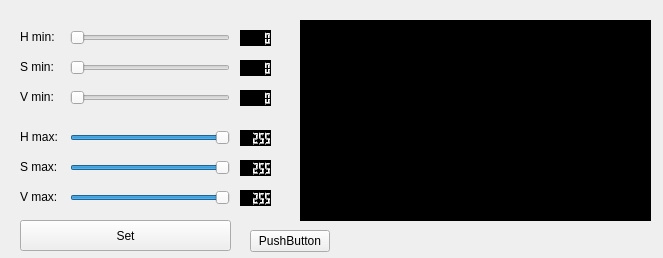
Old version of the form setcolorrange.ui in the repository mateus558/RinoBot-System.
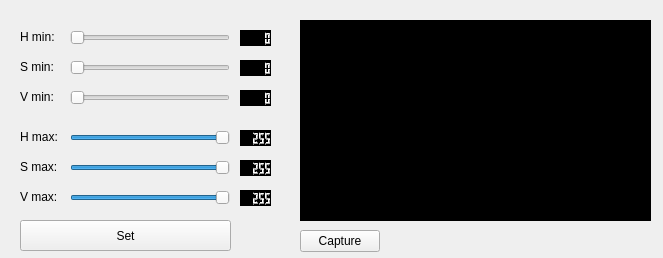
New version of the form.

Patch:
```diff
--- a/setcolorrange.ui
+++ b/setcolorrange.ui
@@ -318,14 +318,14 @@
   <widget class="QPushButton" name="pushButton_2">
    <property name="geometry">
     <rect>
-     <x>250</x>
+     <x>300</x>
      <y>230</y>
      <width>80</width>
      <height>22</height>
     </rect>
    </property>
    <property name="text">
-    <string>PushButton</string>
+    <string>Capture</string>
    </property>
   </widget>
  </widget>
```
